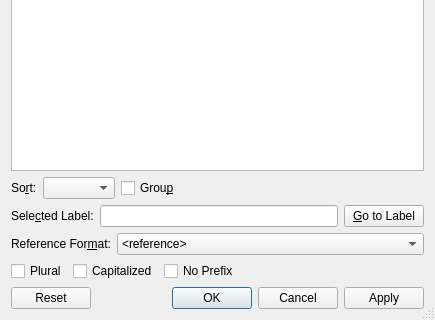
First picture: the form in src/frontends/qt/ui/RefUi.ui, repository cburschka/lyx, before the edit; both pictures show x 0 to 435 and y 219 to 539 of the 435 by 539 pixel window.
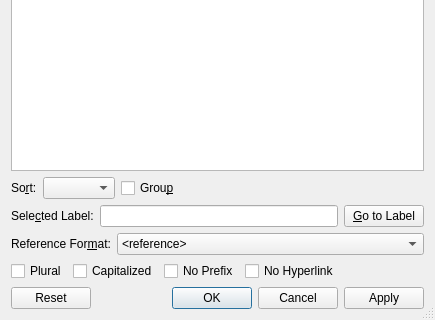
Second picture: the form after the edit.

Patch:
```diff
--- a/src/frontends/qt/ui/RefUi.ui
+++ b/src/frontends/qt/ui/RefUi.ui
@@ -334,6 +334,13 @@
        </property>
       </widget>
      </item>
+     <item>
+      <widget class="QCheckBox" name="nolinkCB">
+       <property name="text">
+        <string>No Hyperlink</string>
+       </property>
+      </widget>
+     </item>
      <item>
       <spacer name="horizontalSpacer_2">
        <property name="orientation">
```
